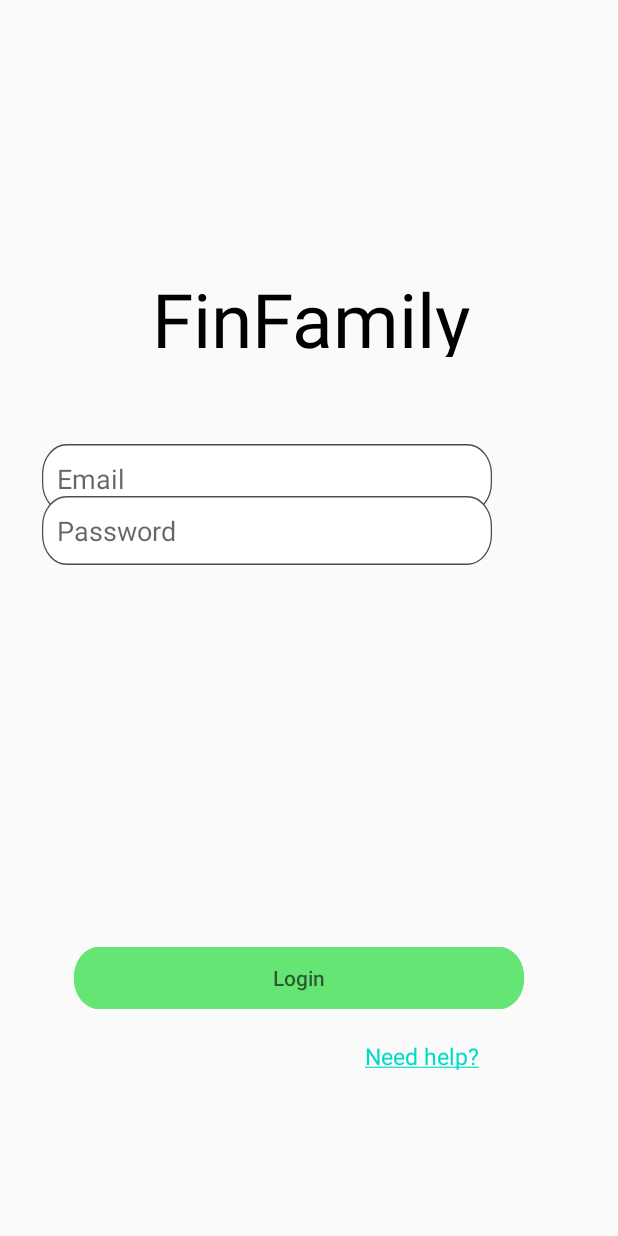
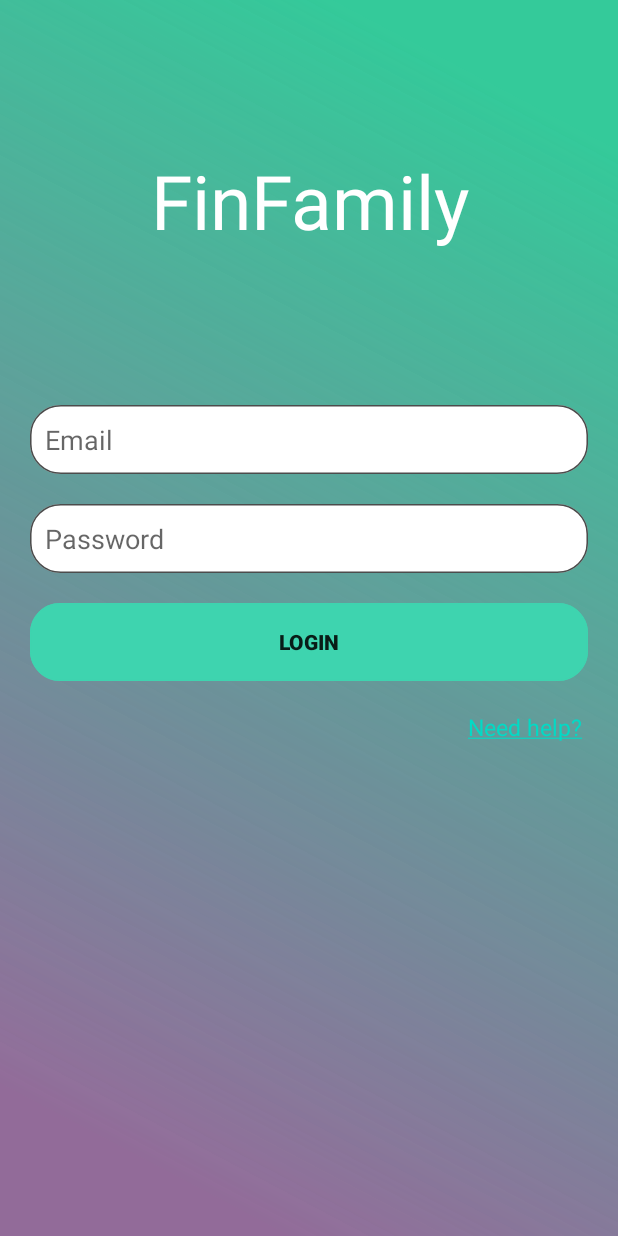
Before and after one commit to Natayoane/fin-family-app, an Android app: the Login screen opened directly, with no data from a screen before it, on a phone screen of 412 x 824 dp. Run offline under Robolectric (Android 15) with nearby library versions, the phone set to English and light mode, and no system bars.

Commit message:
Estilização

```diff
--- a/app/build.gradle
+++ b/app/build.gradle
@@ -23,6 +23,8 @@ android {
         }
     }
 
+
+
 }
 
 dependencies {
--- /dev/null
+++ b/app/src/main/res/color/gradient_start.xml
@@ -0,0 +1,4 @@
+<?xml version="1.0" encoding="utf-8"?>
+<selector xmlns:android="http://schemas.android.com/apk/res/android">
+
+</selector>
--- a/app/src/main/res/drawable/buttonlogin.xml
+++ /dev/null
@@ -1,31 +0,0 @@
-<?xml version="1.0" encoding="utf-8"?>
-<!-- drawable/buttonlogin.xml -->
-<vector
-    xmlns:android="http://schemas.android.com/apk/res/android"
-    xmlns:aapt="http://schemas.android.com/aapt"
-    android:width="360dp"
-    android:height="41dp"
-    android:viewportWidth="360"
-    android:viewportHeight="41"
-    >
-
-    <group>
-
-        <clip-path
-            android:pathData="M20 0H340C351.046 0 360 8.95431 360 20V21C360 32.0457 351.046 41 340 41H20C8.95431 41 0 32.0457 0 21V20C0 8.95431 8.95431 0 20 0Z"
-            />
-
-        <path
-            android:pathData="M0 0V41H360V0"
-            android:fillColor="#65E674"
-            />
-
-        <path
-            android:pathData="M20 0H340C351.046 0 360 8.95431 360 20V21C360 32.0457 351.046 41 340 41H20C8.95431 41 0 32.0457 0 21V20C0 8.95431 8.95431 0 20 0Z"
-            android:strokeWidth="2"
-            android:strokeColor="#65E674"
-            />
-
-    </group>
-
-</vector>
--- a/app/src/main/res/drawable/buttonlogininicio.xml
+++ b/app/src/main/res/drawable/buttonlogininicio.xml
@@ -16,13 +16,13 @@
 
         <path
             android:pathData="M0 0V52H366V0"
-            android:fillColor="#73B7B8"
+            android:fillColor="#3ED4AF"
             />
 
         <path
             android:pathData="M20 0H346C357.046 0 366 8.95431 366 20V32C366 43.0457 357.046 52 346 52H20C8.95431 52 0 43.0457 0 32V20C0 8.95431 8.95431 0 20 0Z"
             android:strokeWidth="2"
-            android:strokeColor="#65E674"
+            android:strokeColor="#3ED4AF"
             />
 
     </group>
--- a/app/src/main/res/layout/activity_login.xml
+++ b/app/src/main/res/layout/activity_login.xml
@@ -1,10 +1,11 @@
 <?xml version="1.0" encoding="utf-8"?>
-<androidx.constraintlayout.widget.ConstraintLayout
-    xmlns:android="http://schemas.android.com/apk/res/android"
+<LinearLayout xmlns:android="http://schemas.android.com/apk/res/android"
     xmlns:app="http://schemas.android.com/apk/res-auto"
     xmlns:tools="http://schemas.android.com/tools"
     android:layout_width="match_parent"
     android:layout_height="match_parent"
+    android:orientation="vertical"
+    android:background="@drawable/fundo"
     tools:context=".Login">
 
     <!--    <View-->
@@ -26,121 +27,75 @@
 
     <!-- FinFamily -->
 
+
     <TextView
         android:id="@+id/finfamily"
-        android:layout_width="416dp"
-        android:layout_height="59dp"
-        android:layout_alignParentLeft="true"
-        android:layout_alignParentTop="true"
-        android:layout_marginStart="1dp"
-        android:layout_marginTop="180dp"
-        android:layout_marginEnd="1dp"
-        android:layout_marginBottom="588dp"
+        android:layout_width="match_parent"
+        android:layout_height="70dp"
+        android:layout_marginTop="100dp"
         android:gravity="center_horizontal|top"
         android:text="@string/finfamily"
-        android:textAppearance="@style/finfamily"
-        app:layout_constraintBottom_toBottomOf="parent"
-        app:layout_constraintEnd_toEndOf="parent"
-        app:layout_constraintStart_toStartOf="parent"
-        app:layout_constraintTop_toTopOf="parent" />
+        android:textAppearance="@style/finfamily" />
 
-
+    <LinearLayout
+        android:id="@+id/linearLayout1"
+        android:layout_width="fill_parent"
+        android:layout_height="wrap_content"
+        android:orientation="vertical"
+        android:layout_marginEnd="20dp"
+        android:layout_marginStart="20dp"
+        >
 
         <EditText
             android:id="@+id/inputemail"
-        android:layout_width="300dp"
-        android:layout_height="46dp"
-        android:layout_alignParentLeft="true"
-        android:layout_alignParentTop="true"
-        android:layout_marginStart="28dp"
-        android:layout_marginTop="280dp"
-        android:layout_marginEnd="30dp"
-        android:layout_marginBottom="445dp"
+            android:layout_width="match_parent"
+            android:layout_height="wrap_content"
+            android:layout_marginTop="100dp"
+            android:layout_marginBottom="20dp"
             android:background="@drawable/inputemail"
             android:hint="@string/prompt_email"
-        android:paddingLeft="10dp"
-        app:layout_constraintBottom_toBottomOf="parent"
-        app:layout_constraintEnd_toEndOf="parent"
-        app:layout_constraintHorizontal_bias="0.0"
-        app:layout_constraintStart_toStartOf="parent"
-        app:layout_constraintTop_toTopOf="parent"
-        app:layout_constraintVertical_bias="0.3" />
+            android:inputType="text"
+            android:paddingLeft="10dp" />
 
         <EditText
             android:id="@+id/inputpassword"
-        android:layout_width="300dp"
-        android:layout_height="46dp"
-        android:layout_alignParentLeft="true"
-        android:layout_alignParentTop="true"
-        android:layout_marginStart="28dp"
-        android:layout_marginTop="330dp"
-        android:layout_marginEnd="30dp"
-        android:layout_marginBottom="445dp"
+            android:layout_width="match_parent"
+            android:layout_height="wrap_content"
+            android:layout_marginBottom="20dp"
             android:background="@drawable/inputpassword"
+            android:baselineAligned="false"
             android:hint="@string/prompt_password"
             android:inputType="textPassword"
-        android:paddingLeft="10dp"
-        app:layout_constraintBottom_toBottomOf="parent"
-        app:layout_constraintEnd_toEndOf="parent"
-        app:layout_constraintHorizontal_bias="0.0"
-        app:layout_constraintStart_toStartOf="parent"
-        app:layout_constraintTop_toTopOf="parent"
-        app:layout_constraintVertical_bias="0.176" />
+            android:paddingLeft="10dp" />
 
         <Button
             android:id="@+id/buttonlogin"
-        android:layout_width="300dp"
-        android:layout_height="41dp"
-        android:layout_alignParentLeft="true"
-        android:layout_alignParentTop="true"
-        android:layout_marginStart="27dp"
-        android:layout_marginTop="599dp"
-        android:layout_marginEnd="29dp"
-        android:layout_marginBottom="148dp"
-        android:background="@drawable/buttonlogin"
-        android:hint="@string/buttonLogin"
-        app:layout_constraintBottom_toBottomOf="parent"
-        app:layout_constraintEnd_toEndOf="parent"
-        app:layout_constraintHorizontal_bias="0.4"
-        app:layout_constraintStart_toStartOf="parent"
-        app:layout_constraintTop_toTopOf="parent"
-        app:layout_constraintVertical_bias="0.912" />
+            android:background="@drawable/buttonlogininicio"
+            android:layout_width="match_parent"
+            android:layout_height="wrap_content"
+            android:layout_marginBottom="20dp"
+            android:textStyle="bold"
+            android:text="@string/buttonLogin" />
+
+        <TextView
+            android:id="@+id/need_help_"
+            android:gravity="right|top"
+            android:layout_width="match_parent"
+            android:layout_height="wrap_content"
+            android:text="@string/need_help_"
+            android:textAppearance="@style/need_help_" />
+    </LinearLayout>
 
 
-    <ProgressBar
-        android:id="@+id/loading"
-        android:layout_width="wrap_content"
-        android:layout_height="wrap_content"
-        android:layout_gravity="center"
-        android:layout_marginStart="32dp"
-        android:layout_marginTop="64dp"
-        android:layout_marginEnd="32dp"
-        android:layout_marginBottom="64dp"
-        android:visibility="gone"
-        app:layout_constraintBottom_toBottomOf="parent"
-        app:layout_constraintEnd_toEndOf="@+id/inputemail"
-        app:layout_constraintStart_toStartOf="@+id/inputemail"
-        app:layout_constraintTop_toTopOf="parent"
-        app:layout_constraintVertical_bias="0.3" />
+    <!--    <ProgressBar-->
+    <!--        android:id="@+id/loading"-->
+    <!--        android:layout_width="wrap_content"-->
+    <!--        android:layout_height="wrap_content"-->
+    <!--        android:layout_gravity="center"-->
+    <!--        android:layout_marginStart="32dp"-->
+    <!--        android:layout_marginTop="64dp"-->
+    <!--        android:layout_marginEnd="32dp"-->
+    <!--        android:layout_marginBottom="64dp"-->
+    <!--        android:visibility="gone" />-->
 
-    <!-- Need help? -->
-    <TextView
-        android:id="@+id/need_help_"
-        android:layout_width="93dp"
-        android:layout_height="26dp"
-        android:layout_alignParentLeft="true"
-        android:layout_alignParentTop="true"
-        android:layout_marginStart="230dp"
-        android:layout_marginTop="500dp"
-        android:layout_marginEnd="29dp"
-        android:layout_marginBottom="93dp"
-        android:gravity="right|top"
-        android:text="@string/need_help_"
-        android:textAppearance="@style/need_help_"
-        app:layout_constraintBottom_toBottomOf="parent"
-        app:layout_constraintEnd_toEndOf="parent"
-        app:layout_constraintHorizontal_bias="0.0"
-        app:layout_constraintStart_toStartOf="parent"
-        app:layout_constraintTop_toTopOf="parent"
-        app:layout_constraintVertical_bias="0.946" />
-</androidx.constraintlayout.widget.ConstraintLayout>
+</LinearLayout>
--- a/app/src/main/res/values/colors.xml
+++ b/app/src/main/res/values/colors.xml
@@ -3,4 +3,6 @@
     <color name="colorPrimary">#6200EE</color>
     <color name="colorPrimaryDark">#3700B3</color>
     <color name="colorAccent">#03DAC5</color>
+    <color name="colorGreen">#65E674</color>
+    <color name="colorPink">#A03DB3</color>
 </resources>
--- a/app/src/main/res/values/styles.xml
+++ b/app/src/main/res/values/styles.xml
@@ -16,7 +16,7 @@
         </item>
 
         <item name="android:textColor">
-            #000000
+            #FFFFFF
         </item>
 
     </style>
@@ -29,7 +29,7 @@
         </item>
 
         <item name="android:textColor">
-            #000000
+            #FFFFFF
         </item>
 
     </style>
--- a/build.gradle
+++ b/build.gradle
@@ -10,6 +10,7 @@ buildscript {
     dependencies {
         classpath 'com.android.tools.build:gradle:3.6.1'
         classpath "org.jetbrains.kotlin:kotlin-gradle-plugin:$kotlin_version"
+//        implementation 'com.android.support.constraint:constraint-layout:1.1.3'
 
         // NOTE: Do not place your application dependencies here; they belong
         // in the individual module build.gradle files
```
Also changed, not shown: app/src/main/res/drawable/fundoinicial.xml (deleted, +0 -25 lines), app/src/main/res/layout/activity_inicio.xml (+43 -56 lines), app/src/main/res/drawable/fundoinicio.jpg (added). Lines whose indentation alone changed are shown as unchanged.
